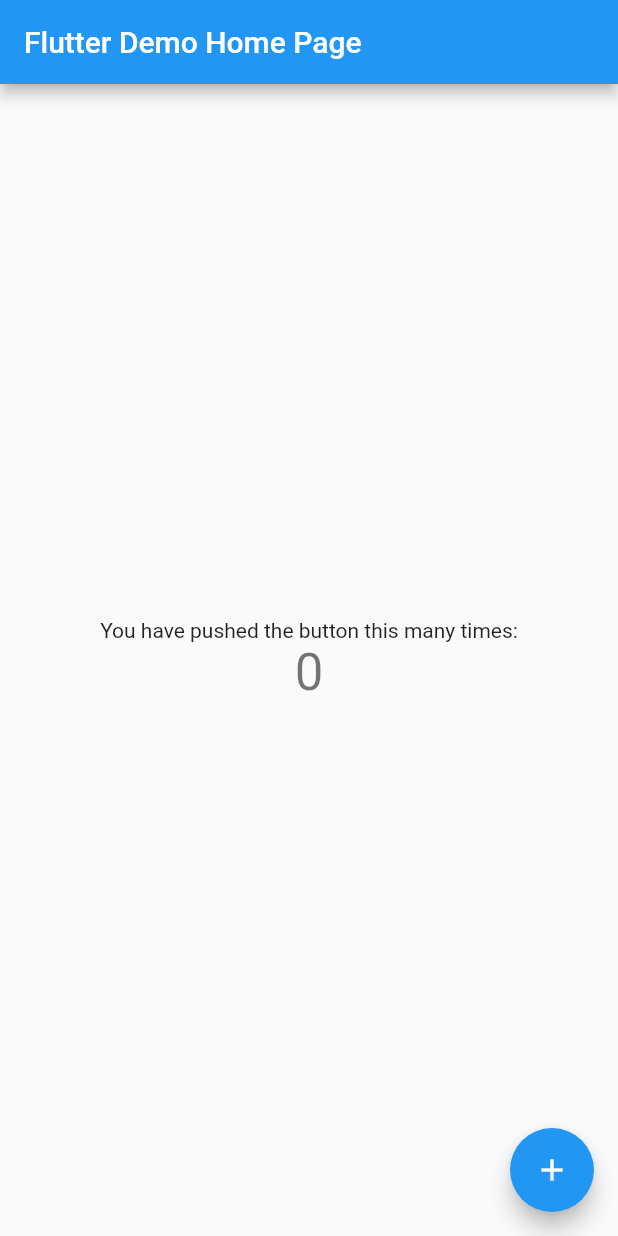
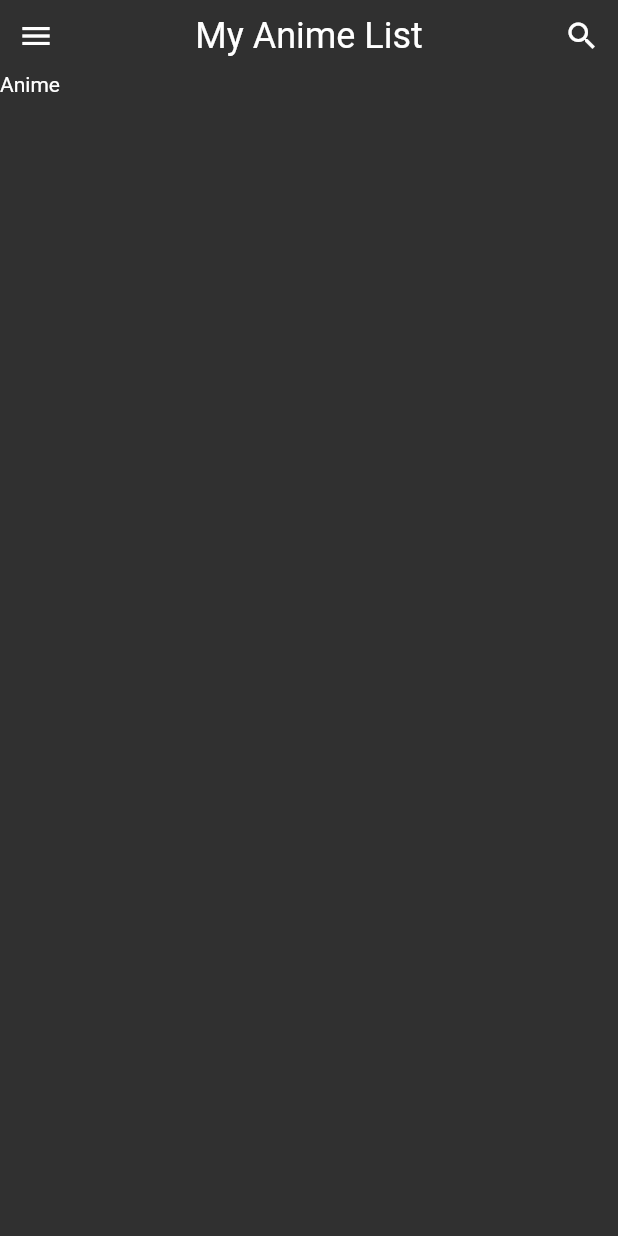
Before and after one commit to KashifIV/MyAnimeList-Client, a Flutter app: the screen it shows after launch, on a phone screen of 412 x 824 dp. Run offline on Flutter 3.47's test engine with Material 2 defaults, Android fonts, the phone set to English and light mode, and no system bars.

Commit message:
Created custom appbar

```diff
--- a/lib/main.dart
+++ b/lib/main.dart
@@ -1,4 +1,5 @@
 import 'package:flutter/material.dart';
+import 'package:my_anime_list_client/ui/home_page.dart';
 
 void main() => runApp(MyApp());
 
@@ -7,105 +8,9 @@
   @override
   Widget build(BuildContext context) {
     return MaterialApp(
-      title: 'Flutter Demo',
-      theme: ThemeData(
-        // This is the theme of your application.
-        //
-        // Try running your application with "flutter run". You'll see the
-        // application has a blue toolbar. Then, without quitting the app, try
-        // changing the primarySwatch below to Colors.green and then invoke
-        // "hot reload" (press "r" in the console where you ran "flutter run",
-        // or simply save your changes to "hot reload" in a Flutter IDE).
-        // Notice that the counter didn't reset back to zero; the application
-        // is not restarted.
-        primarySwatch: Colors.blue,
-      ),
-      home: MyHomePage(title: 'Flutter Demo Home Page'),
+      title: 'MyAnimeList',
+      theme: ThemeData.dark(),
+      home: HomePage(),
     );
   }
 }
-
-class MyHomePage extends StatefulWidget {
-  MyHomePage({Key key, this.title}) : super(key: key);
-
-  // This widget is the home page of your application. It is stateful, meaning
-  // that it has a State object (defined below) that contains fields that affect
-  // how it looks.
-
-  // This class is the configuration for the state. It holds the values (in this
-  // case the title) provided by the parent (in this case the App widget) and
-  // used by the build method of the State. Fields in a Widget subclass are
-  // always marked "final".
-
-  final String title;
-
-  @override
-  _MyHomePageState createState() => _MyHomePageState();
-}
-
-class _MyHomePageState extends State<MyHomePage> {
-  int _counter = 0;
-
-  void _incrementCounter() {
-    setState(() {
-      // This call to setState tells the Flutter framework that something has
-      // changed in this State, which causes it to rerun the build method below
-      // so that the display can reflect the updated values. If we changed
-      // _counter without calling setState(), then the build method would not be
-      // called again, and so nothing would appear to happen.
-      _counter++;
-    });
-  }
-
-  @override
-  Widget build(BuildContext context) {
-    // This method is rerun every time setState is called, for instance as done
-    // by the _incrementCounter method above.
-    //
-    // The Flutter framework has been optimized to make rerunning build methods
-    // fast, so that you can just rebuild anything that needs updating rather
-    // than having to individually change instances of widgets.
-    return Scaffold(
-      appBar: AppBar(
-        // Here we take the value from the MyHomePage object that was created by
-        // the App.build method, and use it to set our appbar title.
-        title: Text(widget.title),
-      ),
-      body: Center(
-        // Center is a layout widget. It takes a single child and positions it
-        // in the middle of the parent.
-        child: Column(
-          // Column is also a layout widget. It takes a list of children and
-          // arranges them vertically. By default, it sizes itself to fit its
-          // children horizontally, and tries to be as tall as its parent.
-          //
-          // Invoke "debug painting" (press "p" in the console, choose the
-          // "Toggle Debug Paint" action from the Flutter Inspector in Android
-          // Studio, or the "Toggle Debug Paint" command in Visual Studio Code)
-          // to see the wireframe for each widget.
-          //
-          // Column has various properties to control how it sizes itself and
-          // how it positions its children. Here we use mainAxisAlignment to
-          // center the children vertically; the main axis here is the vertical
-          // axis because Columns are vertical (the cross axis would be
-          // horizontal).
-          mainAxisAlignment: MainAxisAlignment.center,
-          children: <Widget>[
-            Text(
-              'You have pushed the button this many times:',
-            ),
-            Text(
-              '$_counter',
-              style: Theme.of(context).textTheme.display1,
-            ),
-          ],
-        ),
-      ),
-      floatingActionButton: FloatingActionButton(
-        onPressed: _incrementCounter,
-        tooltip: 'Increment',
-        child: Icon(Icons.add),
-      ), // This trailing comma makes auto-formatting nicer for build methods.
-    );
-  }
-}
--- /dev/null
+++ b/lib/ui/appbar.dart
@@ -0,0 +1,62 @@
+import 'package:flutter/material.dart';
+
+class MyAppbar extends StatefulWidget implements PreferredSizeWidget{
+  @override
+  final Size preferedSize;
+  MyAppbar(): this.preferedSize = Size.fromHeight(60);
+  _MyAppbar createState() => _MyAppbar();
+
+  @override
+  Size get preferredSize => this.preferedSize;
+}
+class _MyAppbar extends State<MyAppbar> with SingleTickerProviderStateMixin{
+  AnimationController _controller;
+  Animation<double> _alpha;
+
+  void initState(){
+    super.initState();
+    _controller = AnimationController(
+    duration: const Duration(milliseconds: 500), vsync: this);
+    _alpha = Tween(begin: 0.0, end:1.0 ).animate(
+      CurvedAnimation(
+        parent: _controller,
+        curve: Curves.decelerate))
+      ..addListener((){
+        setState(() {
+
+        });
+      });
+  }
+  void dispose(){
+    _controller.dispose();
+    super.dispose();
+  }
+  int get _opacityValue => 255- (255*_alpha.value).toInt();
+  @override
+  Widget build(BuildContext context) {
+    return SafeArea(
+      child: Container(
+        child: Row(
+          mainAxisAlignment: MainAxisAlignment.spaceBetween,
+          children: <Widget>[
+            IconButton(
+              icon: Icon(Icons.menu, color: Colors.white.withAlpha(_opacityValue),),
+
+            ),
+            Text(
+              'My Anime List',
+              style: TextStyle(
+                fontSize: 24,
+                color: Color(Colors.white.withAlpha(_opacityValue).value)
+              ),
+            ),
+            IconButton(
+              icon: Icon(Icons.search, color: Colors.white,),
+              onPressed: () => _controller.isCompleted? _controller.reverse() : _controller.forward(),
+            )
+          ],
+        ),
+      ),
+    );
+  }
+}
--- /dev/null
+++ b/lib/ui/home_page.dart
@@ -0,0 +1,18 @@
+import 'package:flutter/material.dart';
+import 'package:my_anime_list_client/ui/appbar.dart';
+
+class HomePage extends StatelessWidget{
+  @override
+  Widget build(BuildContext context) {
+    return Scaffold(
+      appBar: MyAppbar(),
+      body: SafeArea(
+        child: Column(
+          children: <Widget>[
+            Text('Anime')
+          ],
+        ),
+      ),
+    );
+  }
+}
```
